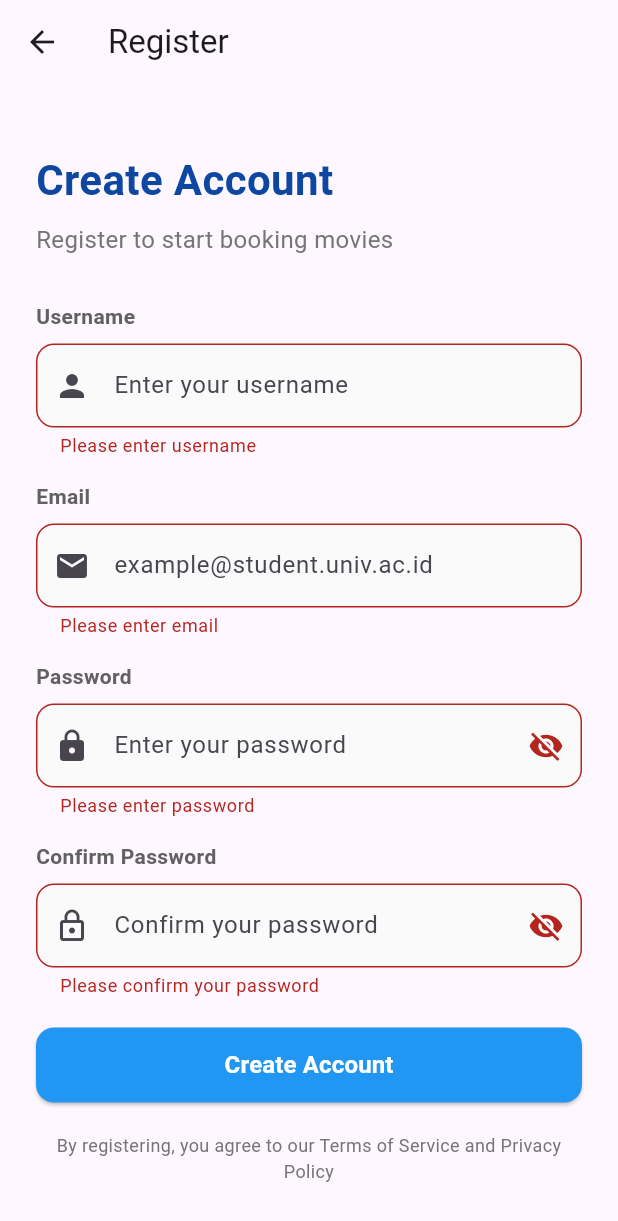
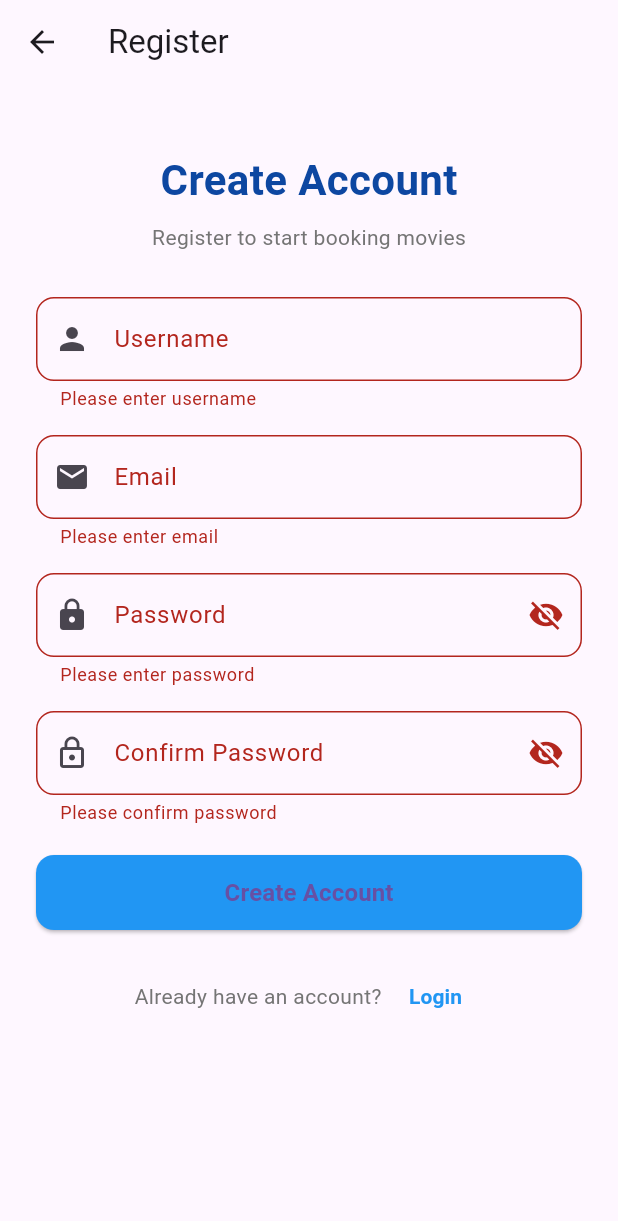
Before and after one commit to Febriyanputra23/CINEMA_PRO, a Flutter app: the RegisterScreen_Rakha screen opened directly, after a tap on "Create Account", on a phone screen of 412 x 824 dp. Shown: the top 1221 px of the screen. Run offline on Flutter 3.47's test engine with Material 3 defaults, Android fonts, the phone set to English and light mode, and no system bars; our stand-ins replace cloud_firestore, firebase_auth, firebase_core, qr_flutter; accounts and stored records are empty.

Commit message:
update register

```diff
--- a/lib/screens/auth/register_screen_rakha.dart
+++ b/lib/screens/auth/register_screen_rakha.dart
@@ -14,6 +14,7 @@ class _RegisterScreen_RakhaState extends State<RegisterScreen_Rakha> {
   final _confirmPasswordController = TextEditingController();
   final _usernameController = TextEditingController();
   final _formKey = GlobalKey<FormState>();
+
   bool _isLoading = false;
   String _errorMessage = '';
   bool _passwordVisible = false;
@@ -22,11 +23,8 @@ class _RegisterScreen_RakhaState extends State<RegisterScreen_Rakha> {
   void _register_Rakha() async {
     if (!_formKey.currentState!.validate()) return;
 
-    // Check password confirmation
     if (_passwordController.text != _confirmPasswordController.text) {
-      setState(() {
-        _errorMessage = 'Passwords do not match';
-      });
+      setState(() => _errorMessage = 'Passwords do not match');
       return;
     }
 
@@ -48,31 +46,17 @@ class _RegisterScreen_RakhaState extends State<RegisterScreen_Rakha> {
           MaterialPageRoute(builder: (context) => HomeScreen_Rakha()),
         );
       } else {
-        setState(() {
-          _errorMessage = 'Registration failed. Please try again.';
-        });
+        setState(() => _errorMessage = 'Registration failed');
       }
     } catch (e) {
-      setState(() {
-        _errorMessage = e.toString();
-      });
+      setState(() => _errorMessage = e.toString());
     } finally {
-      setState(() {
-        _isLoading = false;
-      });
+      setState(() => _isLoading = false);
     }
   }
 
   bool _validateEmail_Rakha(String? email) {
-    if (email == null || email.isEmpty) return false;
-    return email.endsWith('@student.univ.ac.id');
-  }
-
-  void _navigateToLogin_Rakha() {
-    Navigator.pushReplacement(
-      context,
-      MaterialPageRoute(builder: (context) => LoginScreen_Rakha()),
-    );
+    return email?.endsWith('@student.univ.ac.id') ?? false;
   }
 
   @override
@@ -82,17 +66,15 @@ class _RegisterScreen_RakhaState extends State<RegisterScreen_Rakha> {
         title: Text('Register'),
         leading: IconButton(
           icon: Icon(Icons.arrow_back),
-          onPressed: _navigateToLogin_Rakha,
+          onPressed: () => Navigator.pop(context),
         ),
       ),
       body: SafeArea(
         child: SingleChildScrollView(
-          child: Padding(
-            padding: EdgeInsets.all(24.0),
+          padding: EdgeInsets.all(24),
           child: Form(
             key: _formKey,
             child: Column(
-                crossAxisAlignment: CrossAxisAlignment.start,
               children: [
                 SizedBox(height: 20),
                 Text(
@@ -100,172 +82,105 @@ class _RegisterScreen_RakhaState extends State<RegisterScreen_Rakha> {
                   style: TextStyle(
                       fontSize: 28,
                       fontWeight: FontWeight.bold,
-                      color: Colors.blue[900],
-                    ),
+                      color: Colors.blue[900]),
                 ),
                 SizedBox(height: 8),
                 Text(
                   'Register to start booking movies',
-                    style: TextStyle(
-                      fontSize: 16,
-                      color: Colors.grey[600],
-                    ),
+                  style: TextStyle(color: Colors.grey[600]),
                 ),
                 SizedBox(height: 30),
 
                 // Username Field
-                  Text(
-                    'Username',
-                    style: TextStyle(
-                      fontWeight: FontWeight.bold,
-                      color: Colors.grey[700],
-                    ),
-                  ),
-                  SizedBox(height: 8),
                 TextFormField(
                   controller: _usernameController,
                   decoration: InputDecoration(
-                      hintText: 'Enter your username',
+                    labelText: 'Username',
                     border: OutlineInputBorder(
-                        borderRadius: BorderRadius.circular(12),
-                      ),
+                        borderRadius: BorderRadius.circular(12)),
                     prefixIcon: Icon(Icons.person),
-                      filled: true,
-                      fillColor: Colors.grey[50],
                   ),
                   validator: (value) {
-                      if (value == null || value.isEmpty) {
-                        return 'Please enter username';
-                      }
-                      if (value.length < 3) {
+                    if (value?.isEmpty ?? true) return 'Please enter username';
+                    if (value!.length < 3)
                       return 'Username must be at least 3 characters';
-                      }
                     return null;
                   },
                 ),
                 SizedBox(height: 16),
 
                 // Email Field
-                  Text(
-                    'Email',
-                    style: TextStyle(
-                      fontWeight: FontWeight.bold,
-                      color: Colors.grey[700],
-                    ),
-                  ),
-                  SizedBox(height: 8),
                 TextFormField(
                   controller: _emailController,
                   decoration: InputDecoration(
+                    labelText: 'Email',
                     hintText: 'example@student.univ.ac.id',
                     border: OutlineInputBorder(
-                        borderRadius: BorderRadius.circular(12),
-                      ),
+                        borderRadius: BorderRadius.circular(12)),
                     prefixIcon: Icon(Icons.email),
-                      filled: true,
-                      fillColor: Colors.grey[50],
                   ),
                   validator: (value) {
-                      if (value == null || value.isEmpty) {
-                        return 'Please enter email';
-                      }
-                      if (!_validateEmail_Rakha(value)) {
+                    if (value?.isEmpty ?? true) return 'Please enter email';
+                    if (!_validateEmail_Rakha(value))
                       return 'Must be @student.univ.ac.id';
-                      }
                     return null;
                   },
                 ),
                 SizedBox(height: 16),
 
                 // Password Field
-                  Text(
-                    'Password',
-                    style: TextStyle(
-                      fontWeight: FontWeight.bold,
-                      color: Colors.grey[700],
-                    ),
-                  ),
-                  SizedBox(height: 8),
                 TextFormField(
                   controller: _passwordController,
                   obscureText: !_passwordVisible,
                   decoration: InputDecoration(
-                      hintText: 'Enter your password',
+                    labelText: 'Password',
                     border: OutlineInputBorder(
-                        borderRadius: BorderRadius.circular(12),
-                      ),
+                        borderRadius: BorderRadius.circular(12)),
                     prefixIcon: Icon(Icons.lock),
                     suffixIcon: IconButton(
-                        icon: Icon(
-                          _passwordVisible
+                      icon: Icon(_passwordVisible
                           ? Icons.visibility
-                              : Icons.visibility_off,
+                          : Icons.visibility_off),
+                      onPressed: () =>
+                          setState(() => _passwordVisible = !_passwordVisible),
                     ),
-                        onPressed: () {
-                          setState(() {
-                            _passwordVisible = !_passwordVisible;
-                          });
-                        },
-                      ),
-                      filled: true,
-                      fillColor: Colors.grey[50],
                   ),
                   validator: (value) {
-                      if (value == null || value.isEmpty) {
-                        return 'Please enter password';
-                      }
-                      if (value.length < 6) {
+                    if (value?.isEmpty ?? true) return 'Please enter password';
+                    if (value!.length < 6)
                       return 'Password must be at least 6 characters';
-                      }
                     return null;
                   },
                 ),
                 SizedBox(height: 16),
 
                 // Confirm Password Field
-                  Text(
-                    'Confirm Password',
-                    style: TextStyle(
-                      fontWeight: FontWeight.bold,
-                      color: Colors.grey[700],
-                    ),
-                  ),
-                  SizedBox(height: 8),
                 TextFormField(
                   controller: _confirmPasswordController,
                   obscureText: !_confirmPasswordVisible,
                   decoration: InputDecoration(
-                      hintText: 'Confirm your password',
+                    labelText: 'Confirm Password',
                     border: OutlineInputBorder(
-                        borderRadius: BorderRadius.circular(12),
-                      ),
+                        borderRadius: BorderRadius.circular(12)),
                     prefixIcon: Icon(Icons.lock_outline),
                     suffixIcon: IconButton(
-                        icon: Icon(
-                          _confirmPasswordVisible
+                      icon: Icon(_confirmPasswordVisible
                           ? Icons.visibility
-                              : Icons.visibility_off,
+                          : Icons.visibility_off),
+                      onPressed: () => setState(() =>
+                          _confirmPasswordVisible = !_confirmPasswordVisible),
                     ),
-                        onPressed: () {
-                          setState(() {
-                            _confirmPasswordVisible = !_confirmPasswordVisible;
-                          });
-                        },
-                      ),
-                      filled: true,
-                      fillColor: Colors.grey[50],
                   ),
                   validator: (value) {
-                      if (value == null || value.isEmpty) {
-                        return 'Please confirm your password';
-                      }
+                    if (value?.isEmpty ?? true)
+                      return 'Please confirm password';
                     return null;
                   },
                 ),
                 SizedBox(height: 20),
 
                 // Error Message
-                  if (_errorMessage.isNotEmpty)
+                if (_errorMessage.isNotEmpty) ...[
                   Container(
                     padding: EdgeInsets.all(12),
                     decoration: BoxDecoration(
@@ -278,20 +193,17 @@ class _RegisterScreen_RakhaState extends State<RegisterScreen_Rakha> {
                         Icon(Icons.error, color: Colors.red, size: 20),
                         SizedBox(width: 8),
                         Expanded(
-                            child: Text(
-                              _errorMessage,
-                              style: TextStyle(color: Colors.red),
-                            ),
-                          ),
+                            child: Text(_errorMessage,
+                                style: TextStyle(color: Colors.red))),
                       ],
                     ),
                   ),
-
-                  if (_errorMessage.isNotEmpty) SizedBox(height: 20),
+                  SizedBox(height: 20),
+                ],
 
                 // Register Button
                 _isLoading
-                      ? Center(child: CircularProgressIndicator())
+                    ? CircularProgressIndicator()
                     : SizedBox(
                         width: double.infinity,
                         height: 50,
@@ -300,57 +212,31 @@ class _RegisterScreen_RakhaState extends State<RegisterScreen_Rakha> {
                           style: ElevatedButton.styleFrom(
                             backgroundColor: Colors.blue,
                             shape: RoundedRectangleBorder(
-                                borderRadius: BorderRadius.circular(12),
+                                borderRadius: BorderRadius.circular(12)),
                           ),
-                            ),
-                            child: Text(
-                              'Create Account',
+                          child: Text('Create Account',
                               style: TextStyle(
-                                fontSize: 16,
-                                fontWeight: FontWeight.bold,
-                                color: Colors.white,
-                              ),
-                            ),
-                          ),
-                        ),
-                  SizedBox(height: 20),
-
-                  // Terms and Conditions
-                  Text(
-                    'By registering, you agree to our Terms of Service and Privacy Policy',
-                    textAlign: TextAlign.center,
-                    style: TextStyle(
-                      fontSize: 12,
-                      color: Colors.grey[600],
+                                  fontSize: 16, fontWeight: FontWeight.bold)),
                         ),
                       ),
                 SizedBox(height: 20),
 
                 // Already have account
-                  Center(
-                    child: Row(
+                Row(
                   mainAxisAlignment: MainAxisAlignment.center,
                   children: [
-                        Text(
-                          "Already have an account?",
-                          style: TextStyle(color: Colors.grey[600]),
-                        ),
+                    Text("Already have an account?",
+                        style: TextStyle(color: Colors.grey[600])),
                     SizedBox(width: 4),
                     TextButton(
-                          onPressed: _navigateToLogin_Rakha,
-                          child: Text(
-                            'Login',
+                      onPressed: () => Navigator.pop(context),
+                      child: Text('Login',
                           style: TextStyle(
-                              color: Colors.blue,
-                              fontWeight: FontWeight.bold,
-                            ),
-                          ),
+                              color: Colors.blue, fontWeight: FontWeight.bold)),
                     ),
                   ],
                 ),
-                  ),
               ],
-              ),
             ),
           ),
         ),
```
Lines whose indentation alone changed are shown as unchanged.
